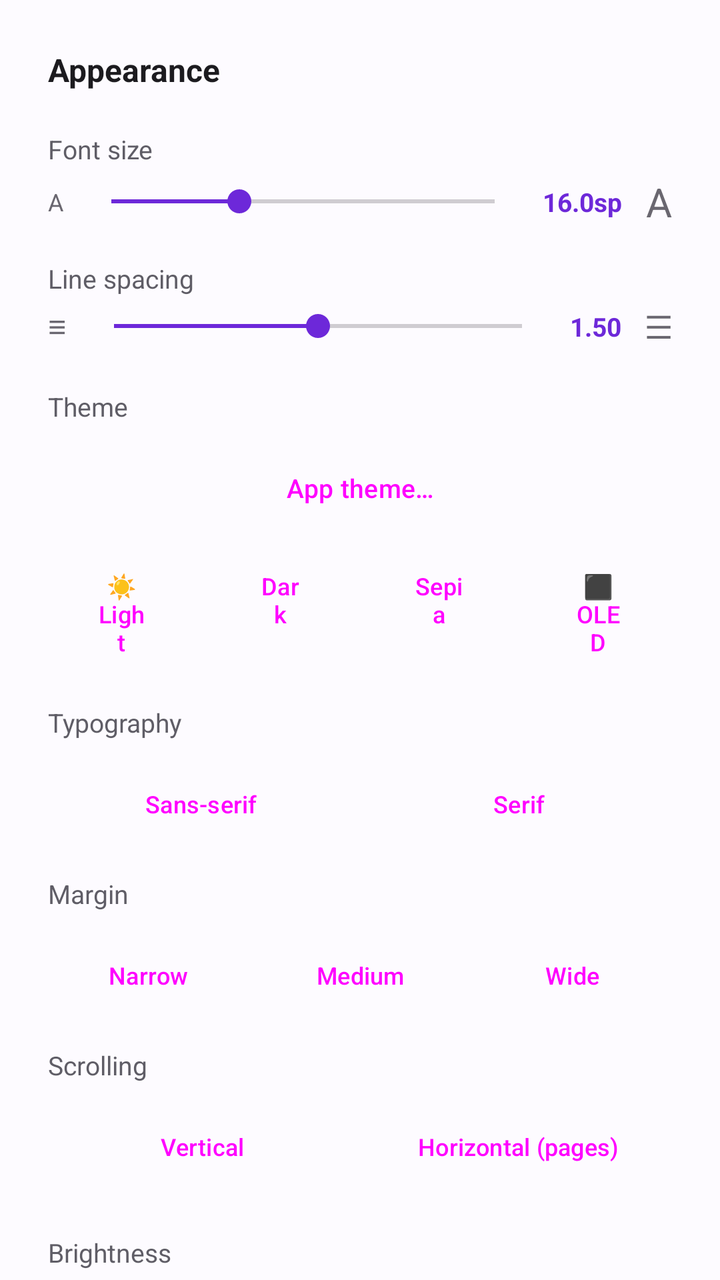
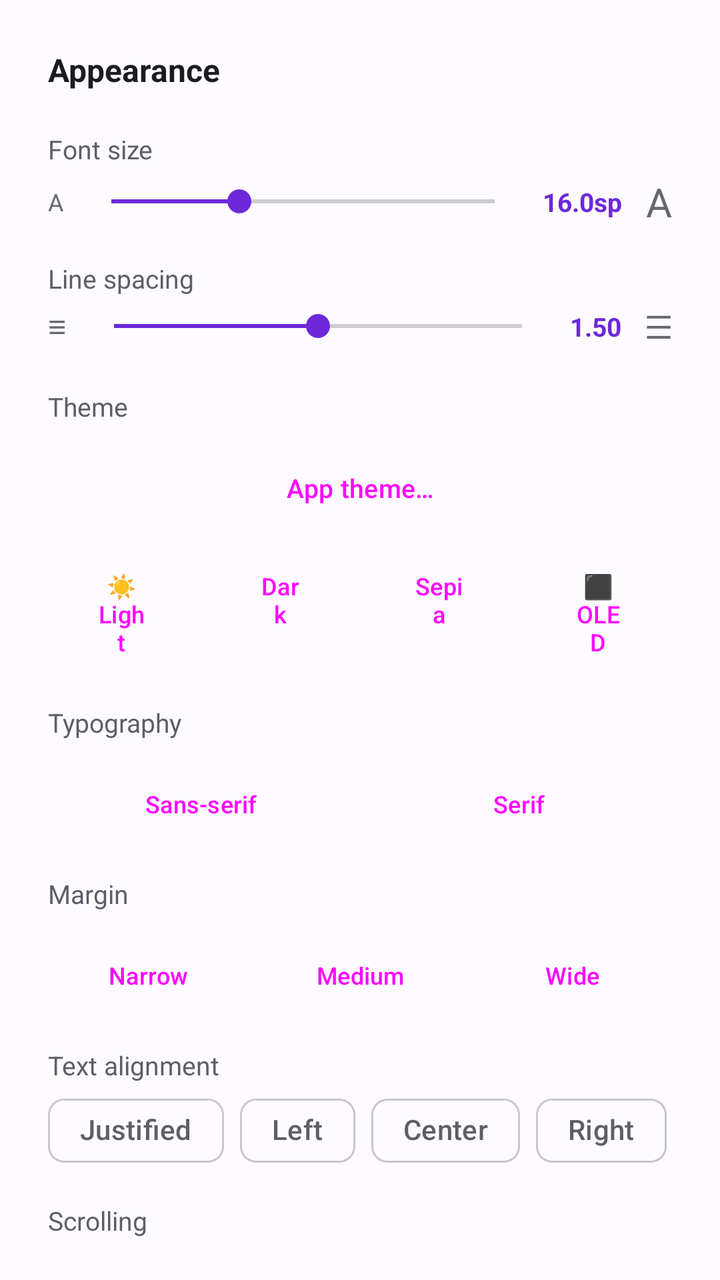

The first picture is an Android layout as it rendered before a commit; the second is the same layout after the commit. The layout source and the unified diff follow.
<!-- AndroidManifest.xml: application theme AppTheme -->
<!-- res/layout/bottom_sheet_aparencia.xml -->
<?xml version="1.0" encoding="utf-8"?>
<androidx.core.widget.NestedScrollView
    xmlns:android="http://schemas.android.com/apk/res/android"
    android:layout_width="match_parent"
    android:layout_height="wrap_content"
    android:background="@color/color_surface">

<LinearLayout
    android:layout_width="match_parent"
    android:layout_height="wrap_content"
    android:orientation="vertical"
    android:padding="24dp">

    <TextView
        android:layout_width="wrap_content"
        android:layout_height="wrap_content"
        android:text="@string/titulo_aparencia"
        android:textSize="16sp"
        android:textStyle="bold"
        android:textColor="@color/color_on_surface"
        android:layout_marginBottom="20dp"/>

    
    <TextView
        android:layout_width="wrap_content"
        android:layout_height="wrap_content"
        android:text="@string/label_tamanho_fonte"
        android:textSize="13sp"
        android:textColor="@color/color_on_surface_muted"
        android:layout_marginBottom="4dp"/>

    <LinearLayout
        android:layout_width="match_parent"
        android:layout_height="wrap_content"
        android:orientation="horizontal"
        android:gravity="center_vertical"
        android:layout_marginBottom="16dp">

        <TextView
            android:layout_width="wrap_content"
            android:layout_height="wrap_content"
            android:text="A"
            android:textSize="12sp"
            android:textColor="@color/color_on_surface_dim"
            android:layout_marginEnd="8dp"
            android:importantForAccessibility="no"/>

        <SeekBar
            android:id="@+id/seekBarFonte"
            android:contentDescription="@string/label_tamanho_fonte"
            android:layout_width="0dp"
            android:layout_height="wrap_content"
            android:layout_weight="1"
            android:max="24"
            android:progress="8"/>

        <TextView
            android:id="@+id/tvFonteValor"
            android:layout_width="wrap_content"
            android:layout_height="wrap_content"
            android:text="16.0sp"
            android:textSize="13sp"
            android:textColor="?attr/colorPrimary"
            android:textStyle="bold"
            android:paddingHorizontal="8dp"
            android:clickable="true"
            android:focusable="true"
            android:background="?attr/selectableItemBackground"/>

        <TextView
            android:layout_width="wrap_content"
            android:layout_height="wrap_content"
            android:text="A"
            android:textSize="20sp"
            android:textColor="@color/color_on_surface_dim"
            android:layout_marginStart="4dp"
            android:importantForAccessibility="no"/>
    </LinearLayout>

    
    <TextView
        android:layout_width="wrap_content"
        android:layout_height="wrap_content"
        android:text="@string/label_espacamento_linhas"
        android:textSize="13sp"
        android:textColor="@color/color_on_surface_muted"
        android:layout_marginBottom="4dp"/>

    <LinearLayout
        android:layout_width="match_parent"
        android:layout_height="wrap_content"
        android:orientation="horizontal"
        android:gravity="center_vertical"
        android:layout_marginBottom="20dp">

        <TextView
            android:layout_width="wrap_content"
            android:layout_height="wrap_content"
            android:text="≡"
            android:textSize="16sp"
            android:textColor="@color/color_on_surface_dim"
            android:layout_marginEnd="8dp"
            android:importantForAccessibility="no"/>

        <SeekBar
            android:id="@+id/seekBarEspacamento"
            android:contentDescription="@string/label_espacamento_linhas"
            android:layout_width="0dp"
            android:layout_height="wrap_content"
            android:layout_weight="1"
            android:max="20"
            android:progress="10"/>

        <TextView
            android:id="@+id/tvEspacamentoValor"
            android:layout_width="wrap_content"
            android:layout_height="wrap_content"
            android:text="1.50"
            android:textSize="13sp"
            android:textColor="?attr/colorPrimary"
            android:textStyle="bold"
            android:paddingHorizontal="8dp"
            android:clickable="true"
            android:focusable="true"
            android:background="?attr/selectableItemBackground"/>

        <TextView
            android:layout_width="wrap_content"
            android:layout_height="wrap_content"
            android:text="☰"
            android:textSize="16sp"
            android:textColor="@color/color_on_surface_dim"
            android:layout_marginStart="4dp"
            android:importantForAccessibility="no"/>
    </LinearLayout>

    
    <TextView
        android:layout_width="wrap_content"
        android:layout_height="wrap_content"
        android:text="@string/label_tema"
        android:textSize="13sp"
        android:textColor="@color/color_on_surface_muted"
        android:layout_marginBottom="8dp"/>

    <Button
        android:id="@+id/btnTemaDoApp"
        style="@style/Widget.Material3.Button.OutlinedButton"
        android:layout_width="match_parent"
        android:layout_height="wrap_content"
        android:minHeight="48dp"
        android:layout_marginBottom="8dp"
        android:text="@string/tema_do_app"
        android:textAllCaps="false"
        android:textSize="13sp"/>

    <LinearLayout
        android:layout_width="match_parent"
        android:layout_height="wrap_content"
        android:orientation="horizontal"
        android:layout_marginBottom="8dp">

        <Button
            android:id="@+id/btnTemaClaro"
            android:layout_width="0dp"
            android:layout_height="wrap_content"
        android:minHeight="48dp"
            android:layout_weight="1"
            android:layout_marginEnd="6dp"
            android:text="@string/btn_tema_claro"
            android:textSize="12sp"
            style="@style/Widget.Material3.Button.OutlinedButton"/>

        <Button
            android:id="@+id/btnTemaEscuro"
            android:layout_width="0dp"
            android:layout_height="wrap_content"
        android:minHeight="48dp"
            android:layout_weight="1"
            android:layout_marginEnd="6dp"
            android:text="@string/btn_tema_escuro"
            android:textSize="12sp"
            style="@style/Widget.Material3.Button.OutlinedButton"/>

        <Button
            android:id="@+id/btnTemaSepia"
            android:layout_width="0dp"
            android:layout_height="wrap_content"
        android:minHeight="48dp"
            android:layout_weight="1"
            android:layout_marginEnd="6dp"
            android:text="@string/btn_tema_sepia"
            android:textSize="12sp"
            style="@style/Widget.Material3.Button.OutlinedButton"/>

        <Button
            android:id="@+id/btnTemaOled"
            android:layout_width="0dp"
            android:layout_height="wrap_content"
        android:minHeight="48dp"
            android:layout_weight="1"
            android:text="@string/btn_tema_oled"
            android:textSize="12sp"
            style="@style/Widget.Material3.Button.OutlinedButton"/>
    </LinearLayout>

    
    <TextView
        android:layout_width="wrap_content"
        android:layout_height="wrap_content"
        android:text="@string/label_tipografia"
        android:textSize="13sp"
        android:textColor="@color/color_on_surface_muted"
        android:layout_marginTop="12dp"
        android:layout_marginBottom="8dp"/>

    <LinearLayout
        android:layout_width="match_parent"
        android:layout_height="wrap_content"
        android:orientation="horizontal"
        android:layout_marginBottom="8dp">

        <Button
            android:id="@+id/btnFontePadrao"
            android:layout_width="0dp"
            android:layout_height="wrap_content"
        android:minHeight="48dp"
            android:layout_weight="1"
            android:layout_marginEnd="6dp"
            android:text="@string/btn_fonte_padrao"
            android:textSize="12sp"
            style="@style/Widget.Material3.Button.OutlinedButton"/>

        <Button
            android:id="@+id/btnFonteSerifada"
            android:layout_width="0dp"
            android:layout_height="wrap_content"
        android:minHeight="48dp"
            android:layout_weight="1"
            android:text="@string/btn_fonte_serifada"
            android:textSize="12sp"
            style="@style/Widget.Material3.Button.OutlinedButton"/>
    </LinearLayout>

    
    <TextView
        android:layout_width="wrap_content"
        android:layout_height="wrap_content"
        android:text="@string/label_margem"
        android:textSize="13sp"
        android:textColor="@color/color_on_surface_muted"
        android:layout_marginTop="4dp"
        android:layout_marginBottom="8dp"/>

    <LinearLayout
        android:layout_width="match_parent"
        android:layout_height="wrap_content"
        android:orientation="horizontal"
        android:layout_marginBottom="8dp">

        <Button
            android:id="@+id/btnMargemEstreita"
            android:layout_width="0dp"
            android:layout_height="wrap_content"
        android:minHeight="48dp"
            android:layout_weight="1"
            android:layout_marginEnd="6dp"
            android:text="@string/btn_margem_estreita"
            android:textSize="12sp"
            style="@style/Widget.Material3.Button.OutlinedButton"/>

        <Button
            android:id="@+id/btnMargemMedia"
            android:layout_width="0dp"
            android:layout_height="wrap_content"
        android:minHeight="48dp"
            android:layout_weight="1"
            android:layout_marginEnd="6dp"
            android:text="@string/btn_margem_media"
            android:textSize="12sp"
            style="@style/Widget.Material3.Button.OutlinedButton"/>

        <Button
            android:id="@+id/btnMargemLarga"
            android:layout_width="0dp"
            android:layout_height="wrap_content"
        android:minHeight="48dp"
            android:layout_weight="1"
            android:text="@string/btn_margem_larga"
            android:textSize="12sp"
            style="@style/Widget.Material3.Button.OutlinedButton"/>
    </LinearLayout>

    
    <TextView
        android:layout_width="wrap_content"
        android:layout_height="wrap_content"
        android:text="@string/label_rolagem"
        android:textSize="13sp"
        android:textColor="@color/color_on_surface_muted"
        android:layout_marginTop="4dp"
        android:layout_marginBottom="8dp"/>

    <LinearLayout
        android:layout_width="match_parent"
        android:layout_height="wrap_content"
        android:orientation="horizontal"
        android:layout_marginBottom="8dp">

        <Button
            android:id="@+id/btnRolagemVertical"
            android:layout_width="0dp"
            android:layout_height="wrap_content"
        android:minHeight="48dp"
            android:layout_weight="1"
            android:text="@string/btn_rolagem_vertical"
            android:textSize="12sp"
            android:layout_marginEnd="4dp"
            style="@style/Widget.Material3.Button.OutlinedButton"/>

        <Button
            android:id="@+id/btnRolagemHorizontal"
            android:layout_width="0dp"
            android:layout_height="wrap_content"
        android:minHeight="48dp"
            android:layout_weight="1"
            android:text="@string/btn_rolagem_horizontal"
            android:textSize="12sp"
            style="@style/Widget.Material3.Button.OutlinedButton"/>
    </LinearLayout>

    
    <TextView
        android:layout_width="wrap_content"
        android:layout_height="wrap_content"
        android:text="@string/label_brilho"
        android:textSize="13sp"
        android:textColor="@color/color_on_surface_muted"
        android:layout_marginTop="12dp"
        android:layout_marginBottom="4dp"/>

    <LinearLayout
        android:layout_width="match_parent"
        android:layout_height="wrap_content"
        android:orientation="horizontal"
        android:gravity="center_vertical">

        <TextView
            android:layout_width="wrap_content"
            android:layout_height="wrap_content"
            android:text="☾"
            android:textSize="14sp"
            android:textColor="@color/color_on_surface_dim"
            android:layout_marginEnd="8dp"
            android:importantForAccessibility="no"/>

        <SeekBar
            android:id="@+id/seekBarBrilho"
            android:contentDescription="@string/label_brilho"
            android:layout_width="0dp"
            android:layout_height="wrap_content"
            android:layout_weight="1"
            android:max="100"
            android:progress="100"/>

        <TextView
            android:id="@+id/tvBrilhoValor"
            android:layout_width="wrap_content"
            android:layout_height="wrap_content"
            android:text="100%"
            android:textSize="13sp"
            android:textColor="?attr/colorPrimary"
            android:textStyle="bold"
            android:paddingHorizontal="8dp"
            android:clickable="true"
            android:focusable="true"
            android:background="?attr/selectableItemBackground"/>

        <TextView
            android:layout_width="wrap_content"
            android:layout_height="wrap_content"
            android:text="☀"
            android:textSize="14sp"
            android:textColor="@color/color_on_surface_dim"
            android:layout_marginStart="4dp"
            android:importantForAccessibility="no"/>
    </LinearLayout>

</LinearLayout>

</androidx.core.widget.NestedScrollView>
<!-- resources referenced by this layout -->
<resources>
  <string name="btn_fonte_padrao">Sans-serif</string>
  <string name="btn_fonte_serifada">Serif</string>
  <string name="btn_margem_estreita">Narrow</string>
  <string name="btn_margem_larga">Wide</string>
  <string name="btn_margem_media">Medium</string>
  <string name="btn_rolagem_horizontal">Horizontal (pages)</string>
  <string name="btn_rolagem_vertical">Vertical</string>
  <string name="btn_tema_claro">☀ Light</string>
  <string name="btn_tema_escuro"> Dark</string>
  <string name="btn_tema_oled">⬛ OLED</string>
  <string name="btn_tema_sepia"> Sepia</string>
  <string name="label_brilho">Brightness</string>
  <string name="label_espacamento_linhas">Line spacing</string>
  <string name="label_margem">Margin</string>
  <string name="label_rolagem">Scrolling</string>
  <string name="label_tamanho_fonte">Font size</string>
  <string name="label_tema">Theme</string>
  <string name="label_tipografia">Typography</string>
  <string name="tema_do_app">App theme…</string>
  <string name="titulo_aparencia">Appearance</string>
  <style name="LylyTransicao">
          <item name="android:activityOpenEnterAnimation">@anim/fade_in</item>
          <item name="android:activityOpenExitAnimation">@anim/fade_out</item>
          <item name="android:activityCloseEnterAnimation">@anim/fade_in</item>
          <item name="android:activityCloseExitAnimation">@anim/fade_out</item>
      </style>
  <!-- unchanged entries left out for length: 1 -->
</resources>

<!-- the commit's change to res/layout/bottom_sheet_aparencia.xml (unified diff, before → after) -->
@@ -1,6 +1,7 @@
 <?xml version="1.0" encoding="utf-8"?>
 <androidx.core.widget.NestedScrollView
     xmlns:android="http://schemas.android.com/apk/res/android"
+    xmlns:app="http://schemas.android.com/apk/res-auto"
     android:layout_width="match_parent"
     android:layout_height="wrap_content"
     android:background="@color/color_surface">
@@ -295,6 +296,52 @@
     <TextView
         android:layout_width="wrap_content"
         android:layout_height="wrap_content"
+        android:text="@string/label_alinhamento"
+        android:textSize="13sp"
+        android:textColor="@color/color_on_surface_muted"
+        android:layout_marginTop="4dp"/>
+
+    <com.google.android.material.chip.ChipGroup
+        android:id="@+id/chipsAlinhamento"
+        android:layout_width="match_parent"
+        android:layout_height="wrap_content"
+        android:layout_marginBottom="8dp"
+        app:singleSelection="true"
+        app:selectionRequired="true">
+
+        <com.google.android.material.chip.Chip
+            android:id="@+id/chipAlinhJustificado"
+            style="@style/Widget.Material3.Chip.Filter"
+            android:layout_width="wrap_content"
+            android:layout_height="wrap_content"
+            android:text="@string/alinhamento_justificado"/>
+
+        <com.google.android.material.chip.Chip
+            android:id="@+id/chipAlinhEsquerda"
+            style="@style/Widget.Material3.Chip.Filter"
+            android:layout_width="wrap_content"
+            android:layout_height="wrap_content"
+            android:text="@string/alinhamento_esquerda"/>
+
+        <com.google.android.material.chip.Chip
+            android:id="@+id/chipAlinhCentro"
+            style="@style/Widget.Material3.Chip.Filter"
+            android:layout_width="wrap_content"
+            android:layout_height="wrap_content"
+            android:text="@string/alinhamento_centro"/>
+
+        <com.google.android.material.chip.Chip
+            android:id="@+id/chipAlinhDireita"
+            style="@style/Widget.Material3.Chip.Filter"
+            android:layout_width="wrap_content"
+            android:layout_height="wrap_content"
+            android:text="@string/alinhamento_direita"/>
+    </com.google.android.material.chip.ChipGroup>
+
+    
+    <TextView
+        android:layout_width="wrap_content"
+        android:layout_height="wrap_content"
         android:text="@string/label_rolagem"
         android:textSize="13sp"
         android:textColor="@color/color_on_surface_muted"
<!-- resource entries referenced after the edit -->
@@ -1,5 +1,9 @@
 <!-- resources referenced by this layout -->
 <resources>
+  <string name="alinhamento_centro">Center</string>
+  <string name="alinhamento_direita">Right</string>
+  <string name="alinhamento_esquerda">Left</string>
+  <string name="alinhamento_justificado">Justified</string>
   <string name="btn_fonte_padrao">Sans-serif</string>
   <string name="btn_fonte_serifada">Serif</string>
   <string name="btn_margem_estreita">Narrow</string>
@@ -11,6 +15,7 @@
   <string name="btn_tema_escuro"> Dark</string>
   <string name="btn_tema_oled">⬛ OLED</string>
   <string name="btn_tema_sepia"> Sepia</string>
+  <string name="label_alinhamento">Text alignment</string>
   <string name="label_brilho">Brightness</string>
   <string name="label_espacamento_linhas">Line spacing</string>
   <string name="label_margem">Margin</string>
